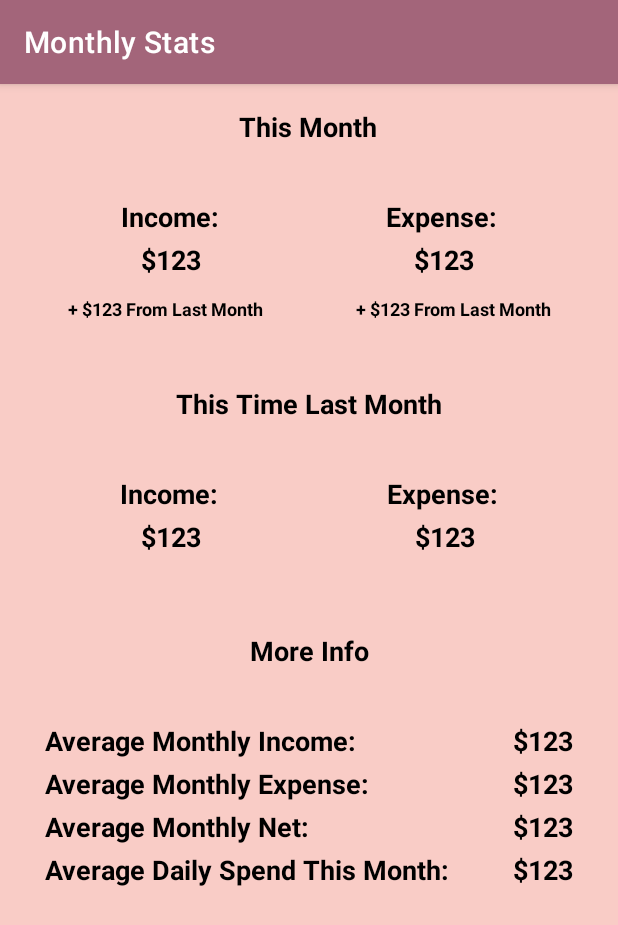
After one commit to tzg4759/Saver_Sidekick, an Android app: the MonthlyStatsActivity screen opened directly, with no data from a screen before it, on a phone screen of 412 x 824 dp. The commit adds this screen. Shown: the top 925 px of the screen. Run offline under Robolectric (Android 15) with nearby library versions, the phone set to English and light mode, and no system bars.

Commit message:
Created MonthlyStatsActivity and UI

```diff
--- a/SaverSidekick/app/src/main/AndroidManifest.xml
+++ b/SaverSidekick/app/src/main/AndroidManifest.xml
@@ -104,6 +104,10 @@
             android:exported="true"
             android:label="Add Transaction" />
         <activity
+            android:name=".MonthlyStatsActivity"
+            android:exported="true"
+            android:label="Monthly Stats" />
+        <activity
             android:name=".HomePageActivity"
             android:exported="true"
             android:label="Home Page"
--- a/SaverSidekick/app/src/main/java/com/example/saversidekick/GraphActivity.java
+++ b/SaverSidekick/app/src/main/java/com/example/saversidekick/GraphActivity.java
@@ -4,6 +4,7 @@ import android.content.Intent;
 import android.graphics.Color;
 import android.os.Bundle;
 import android.view.MenuItem;
+import android.widget.Button;
 
 import androidx.appcompat.app.ActionBarDrawerToggle;
 import androidx.appcompat.app.AppCompatActivity;
@@ -82,6 +83,12 @@ public class GraphActivity extends AppCompatActivity implements Serializable {
 
         getSupportActionBar().setDisplayHomeAsUpEnabled(true);
 
+        Button monthlyStatsButton = findViewById(R.id.moreInfoButton);
+        monthlyStatsButton.setOnClickListener(view -> {
+            Intent intent = new Intent(GraphActivity.this, MonthlyStatsActivity.class);
+            startActivity(intent);
+        });
+
         navigationView.setNavigationItemSelectedListener(menuItem -> {
             Intent intent;
             switch (menuItem.getItemId()) {
--- /dev/null
+++ b/SaverSidekick/app/src/main/java/com/example/saversidekick/MonthlyStatsActivity.java
@@ -0,0 +1,14 @@
+package com.example.saversidekick;
+
+import android.os.Bundle;
+
+import androidx.appcompat.app.AppCompatActivity;
+
+public class MonthlyStatsActivity extends AppCompatActivity {
+
+    @Override
+    protected void onCreate(Bundle savedInstanceState) {
+        super.onCreate(savedInstanceState);
+        setContentView(R.layout.activity_monthly_stats);
+    }
+}
--- a/SaverSidekick/app/src/main/res/layout/activity_graph.xml
+++ b/SaverSidekick/app/src/main/res/layout/activity_graph.xml
@@ -1,17 +1,18 @@
 <androidx.drawerlayout.widget.DrawerLayout
     xmlns:android="http://schemas.android.com/apk/res/android"
     xmlns:app="http://schemas.android.com/apk/res-auto"
+    xmlns:tools="http://schemas.android.com/tools"
     android:id="@+id/drawer_layout"
     android:layout_width="match_parent"
     android:layout_height="match_parent">
 
-<androidx.constraintlayout.widget.ConstraintLayout xmlns:android="http://schemas.android.com/apk/res/android"
-    xmlns:app="http://schemas.android.com/apk/res-auto"
+<androidx.constraintlayout.widget.ConstraintLayout
     android:layout_width="match_parent"
     android:background="#F9CCC6"
     android:layout_height="match_parent">
 
     <LinearLayout
+        android:id="@+id/linearLayout2"
         android:layout_width="match_parent"
         android:layout_height="match_parent"
         android:orientation="vertical">
@@ -19,14 +20,20 @@
         <com.github.mikephil.charting.charts.BarChart
             android:id="@+id/barChart"
             android:layout_width="match_parent"
-            android:layout_height="match_parent"
-            app:layout_constraintTop_toTopOf="parent"
+            android:layout_height="579dp"
+            android:contentDescription="@string/graph_description"
+            app:layout_constraintBottom_toBottomOf="parent"
+            app:layout_constraintEnd_toEndOf="parent"
             app:layout_constraintStart_toStartOf="parent"
-            app:layout_constraintEnd_toEndOf="parent"
-            app:layout_constraintBottom_toBottomOf="parent"
-            android:contentDescription="@string/graph_description">
+            app:layout_constraintTop_toTopOf="parent">
 
         </com.github.mikephil.charting.charts.BarChart>
+
+        <Button
+            android:id="@+id/moreInfoButton"
+            android:layout_width="match_parent"
+            android:layout_height="wrap_content"
+            android:text="More Info" />
 
     </LinearLayout>
 
--- /dev/null
+++ b/SaverSidekick/app/src/main/res/layout/activity_monthly_stats.xml
@@ -0,0 +1,326 @@
+<?xml version="1.0" encoding="utf-8"?>
+<androidx.constraintlayout.widget.ConstraintLayout xmlns:android="http://schemas.android.com/apk/res/android"
+    xmlns:app="http://schemas.android.com/apk/res-auto"
+    xmlns:tools="http://schemas.android.com/tools"
+    android:layout_width="match_parent"
+    android:layout_height="match_parent"
+    android:background="#F9CCC6">
+
+    <TextView
+        android:id="@+id/textView25"
+        android:layout_width="wrap_content"
+        android:layout_height="wrap_content"
+        android:layout_marginStart="30dp"
+        android:layout_marginTop="35dp"
+        android:text="Average Monthly Income:"
+        android:textColor="#000000"
+        android:textSize="18dp"
+        android:textStyle="bold"
+        app:layout_constraintEnd_toEndOf="parent"
+        app:layout_constraintHorizontal_bias="0.0"
+        app:layout_constraintStart_toStartOf="parent"
+        app:layout_constraintTop_toBottomOf="@+id/textView22" />
+
+    <TextView
+        android:id="@+id/averageMonthlyIncome"
+        android:layout_width="wrap_content"
+        android:layout_height="wrap_content"
+        android:layout_marginTop="35dp"
+        android:layout_marginEnd="30dp"
+        android:text="$123"
+        android:textColor="#000000"
+        android:textSize="18dp"
+        android:textStyle="bold"
+        app:layout_constraintEnd_toEndOf="parent"
+        app:layout_constraintHorizontal_bias="1.0"
+        app:layout_constraintStart_toEndOf="@+id/textView25"
+        app:layout_constraintStart_toStartOf="parent"
+        app:layout_constraintTop_toBottomOf="@+id/textView22" />
+
+    <TextView
+        android:id="@+id/averageMonthlyExpense"
+        android:layout_width="wrap_content"
+        android:layout_height="wrap_content"
+        android:layout_marginStart="67dp"
+        android:layout_marginTop="4dp"
+        android:layout_marginEnd="30dp"
+        android:text="$123"
+        android:textColor="#000000"
+        android:textSize="18dp"
+        android:textStyle="bold"
+        app:layout_constraintEnd_toEndOf="parent"
+        app:layout_constraintHorizontal_bias="1.0"
+        app:layout_constraintStart_toEndOf="@+id/textView28"
+        app:layout_constraintStart_toStartOf="parent"
+        app:layout_constraintTop_toBottomOf="@+id/averageMonthlyIncome" />
+
+    <TextView
+        android:id="@+id/averageMonthlyNet"
+        android:layout_width="wrap_content"
+        android:layout_height="wrap_content"
+        android:layout_marginStart="67dp"
+        android:layout_marginTop="4dp"
+        android:layout_marginEnd="30dp"
+        android:text="$123"
+        android:textColor="#000000"
+        android:textSize="18dp"
+        android:textStyle="bold"
+        app:layout_constraintEnd_toEndOf="parent"
+        app:layout_constraintHorizontal_bias="1.0"
+        app:layout_constraintStart_toEndOf="@+id/textView28"
+        app:layout_constraintStart_toStartOf="parent"
+        app:layout_constraintTop_toBottomOf="@+id/averageMonthlyExpense" />
+
+    <TextView
+        android:id="@+id/averageDailySpend"
+        android:layout_width="wrap_content"
+        android:layout_height="wrap_content"
+        android:layout_marginStart="67dp"
+        android:layout_marginTop="4dp"
+        android:layout_marginEnd="30dp"
+        android:text="$123"
+        android:textColor="#000000"
+        android:textSize="18dp"
+        android:textStyle="bold"
+        app:layout_constraintEnd_toEndOf="parent"
+        app:layout_constraintHorizontal_bias="1.0"
+        app:layout_constraintStart_toEndOf="@+id/textView28"
+        app:layout_constraintStart_toStartOf="parent"
+        app:layout_constraintTop_toBottomOf="@+id/averageMonthlyNet" />
+
+    <TextView
+        android:id="@+id/textView28"
+        android:layout_width="wrap_content"
+        android:layout_height="wrap_content"
+        android:layout_marginStart="30dp"
+        android:layout_marginTop="4dp"
+        android:text="Average Monthly Expense:"
+        android:textColor="#000000"
+        android:textSize="18dp"
+        android:textStyle="bold"
+        app:layout_constraintEnd_toEndOf="parent"
+        app:layout_constraintHorizontal_bias="0.0"
+        app:layout_constraintStart_toStartOf="parent"
+        app:layout_constraintTop_toBottomOf="@+id/textView25" />
+
+    <TextView
+        android:id="@+id/textView29"
+        android:layout_width="wrap_content"
+        android:layout_height="wrap_content"
+        android:layout_marginStart="30dp"
+        android:layout_marginTop="4dp"
+        android:text="Average Monthly Net:"
+        android:textColor="#000000"
+        android:textSize="18dp"
+        android:textStyle="bold"
+        app:layout_constraintEnd_toEndOf="parent"
+        app:layout_constraintHorizontal_bias="0.0"
+        app:layout_constraintStart_toStartOf="parent"
+        app:layout_constraintTop_toBottomOf="@+id/textView28" />
+
+    <TextView
+        android:id="@+id/textView33"
+        android:layout_width="wrap_content"
+        android:layout_height="wrap_content"
+        android:layout_marginStart="30dp"
+        android:layout_marginTop="4dp"
+        android:text="Average Daily Spend This Month:"
+        android:textColor="#000000"
+        android:textSize="18dp"
+        android:textStyle="bold"
+        app:layout_constraintEnd_toEndOf="parent"
+        app:layout_constraintHorizontal_bias="0.0"
+        app:layout_constraintStart_toStartOf="parent"
+        app:layout_constraintTop_toBottomOf="@+id/textView29" />
+
+    <TextView
+        android:id="@+id/lastMonthIncome"
+        android:layout_width="wrap_content"
+        android:layout_height="wrap_content"
+        android:layout_marginStart="83dp"
+        android:layout_marginTop="4dp"
+        android:text="$123"
+        android:textColor="#000000"
+        android:textSize="18dp"
+        android:textStyle="bold"
+        app:layout_constraintEnd_toEndOf="parent"
+        app:layout_constraintHorizontal_bias="0.037"
+        app:layout_constraintStart_toStartOf="parent"
+        app:layout_constraintTop_toBottomOf="@+id/textView18" />
+
+    <TextView
+        android:id="@+id/textView18"
+        android:layout_width="wrap_content"
+        android:layout_height="wrap_content"
+        android:layout_marginStart="80dp"
+        android:layout_marginTop="35dp"
+        android:text="Income:"
+        android:textColor="#000000"
+        android:textSize="18dp"
+        android:textStyle="bold"
+        app:layout_constraintEnd_toEndOf="parent"
+        app:layout_constraintHorizontal_bias="0.0"
+        app:layout_constraintStart_toStartOf="parent"
+        app:layout_constraintTop_toBottomOf="@+id/textView13" />
+
+    <TextView
+        android:id="@+id/textView19"
+        android:layout_width="wrap_content"
+        android:layout_height="wrap_content"
+        android:layout_marginTop="35dp"
+        android:layout_marginEnd="80dp"
+        android:text="Expense:"
+        android:textColor="#000000"
+        android:textSize="18dp"
+        android:textStyle="bold"
+        app:layout_constraintEnd_toEndOf="parent"
+        app:layout_constraintHorizontal_bias="1.0"
+        app:layout_constraintStart_toStartOf="parent"
+        app:layout_constraintTop_toBottomOf="@+id/textView13" />
+
+    <TextView
+        android:id="@+id/lastMonthExpense"
+        android:layout_width="wrap_content"
+        android:layout_height="wrap_content"
+        android:layout_marginTop="4dp"
+        android:layout_marginEnd="85dp"
+        android:text="$123"
+        android:textColor="#000000"
+        android:textSize="18dp"
+        android:textStyle="bold"
+        app:layout_constraintEnd_toEndOf="parent"
+        app:layout_constraintHorizontal_bias="0.965"
+        app:layout_constraintStart_toStartOf="parent"
+        app:layout_constraintTop_toBottomOf="@+id/textView19" />
+
+    <TextView
+        android:id="@+id/textView8"
+        android:layout_width="wrap_content"
+        android:layout_height="wrap_content"
+        android:layout_marginTop="16dp"
+        android:text="This Month"
+        android:textColor="#000000"
+        android:textSize="18dp"
+        android:textStyle="bold"
+        app:layout_constraintEnd_toEndOf="parent"
+        app:layout_constraintHorizontal_bias="0.498"
+        app:layout_constraintStart_toStartOf="parent"
+        app:layout_constraintTop_toTopOf="parent" />
+
+    <TextView
+        android:id="@+id/textView13"
+        android:layout_width="wrap_content"
+        android:layout_height="wrap_content"
+        android:layout_marginTop="100dp"
+        android:text="This Time Last Month"
+        android:textColor="#000000"
+        android:textSize="18dp"
+        android:textStyle="bold"
+        app:layout_constraintEnd_toEndOf="parent"
+        app:layout_constraintStart_toStartOf="parent"
+        app:layout_constraintTop_toBottomOf="@+id/textView10" />
+
+    <TextView
+        android:id="@+id/textView22"
+        android:layout_width="wrap_content"
+        android:layout_height="wrap_content"
+        android:layout_marginTop="80dp"
+        android:text="More Info"
+        android:textColor="#000000"
+        android:textSize="18dp"
+        android:textStyle="bold"
+        app:layout_constraintEnd_toEndOf="parent"
+        app:layout_constraintStart_toStartOf="parent"
+        app:layout_constraintTop_toBottomOf="@+id/textView19" />
+
+    <TextView
+        android:id="@+id/textView9"
+        android:layout_width="wrap_content"
+        android:layout_height="wrap_content"
+        android:layout_marginStart="80dp"
+        android:layout_marginTop="35dp"
+        android:text="Income:"
+        android:textColor="#000000"
+        android:textSize="18dp"
+        android:textStyle="bold"
+        app:layout_constraintEnd_toEndOf="parent"
+        app:layout_constraintHorizontal_bias="0.002"
+        app:layout_constraintStart_toStartOf="parent"
+        app:layout_constraintTop_toBottomOf="@+id/textView8" />
+
+    <TextView
+        android:id="@+id/thisMonthIncome"
+        android:layout_width="wrap_content"
+        android:layout_height="wrap_content"
+        android:layout_marginStart="93dp"
+        android:layout_marginTop="4dp"
+        android:text="$123"
+        android:textColor="#000000"
+        android:textSize="18dp"
+        android:textStyle="bold"
+        app:layout_constraintEnd_toEndOf="parent"
+        app:layout_constraintHorizontal_bias="0.002"
+        app:layout_constraintStart_toStartOf="parent"
+        app:layout_constraintTop_toBottomOf="@+id/textView9" />
+
+    <TextView
+        android:id="@+id/thisMonthIncomeComp"
+        android:layout_width="wrap_content"
+        android:layout_height="wrap_content"
+        android:layout_marginTop="12dp"
+        android:text="+ $123 From Last Month"
+        android:textColor="#000000"
+        android:textSize="12dp"
+        android:textStyle="bold"
+        app:layout_constraintEnd_toEndOf="parent"
+        app:layout_constraintHorizontal_bias="0.162"
+        app:layout_constraintStart_toStartOf="parent"
+        app:layout_constraintTop_toBottomOf="@+id/thisMonthIncome" />
+
+    <TextView
+        android:id="@+id/thisMonthIncomeComp2"
+        android:layout_width="wrap_content"
+        android:layout_height="wrap_content"
+        android:layout_marginTop="12dp"
+        android:text="+ $123 From Last Month"
+        android:textColor="#000000"
+        android:textSize="12dp"
+        android:textStyle="bold"
+        app:layout_constraintEnd_toEndOf="parent"
+        app:layout_constraintHorizontal_bias="0.844"
+        app:layout_constraintStart_toStartOf="parent"
+        app:layout_constraintTop_toBottomOf="@+id/thisMonthExpense" />
+
+    <TextView
+        android:id="@+id/textView10"
+        android:layout_width="wrap_content"
+        android:layout_height="wrap_content"
+        android:layout_marginTop="35dp"
+        android:layout_marginEnd="80dp"
+        android:text="Expense:"
+        android:textColor="#000000"
+        android:textSize="18dp"
+        android:textStyle="bold"
+        app:layout_constraintEnd_toEndOf="parent"
+        app:layout_constraintHorizontal_bias="0.997"
+        app:layout_constraintStart_toStartOf="parent"
+        app:layout_constraintTop_toBottomOf="@+id/textView8" />
+
+    <TextView
+        android:id="@+id/thisMonthExpense"
+        android:layout_width="wrap_content"
+        android:layout_height="wrap_content"
+        android:layout_marginTop="4dp"
+        android:layout_marginEnd="95dp"
+        android:text="$123"
+        android:textColor="#000000"
+        android:textSize="18dp"
+        android:textStyle="bold"
+        app:layout_constraintEnd_toEndOf="parent"
+        app:layout_constraintHorizontal_bias="0.997"
+        app:layout_constraintStart_toStartOf="parent"
+        app:layout_constraintTop_toBottomOf="@+id/textView10" />
+
+
+
+</androidx.constraintlayout.widget.ConstraintLayout>
```
